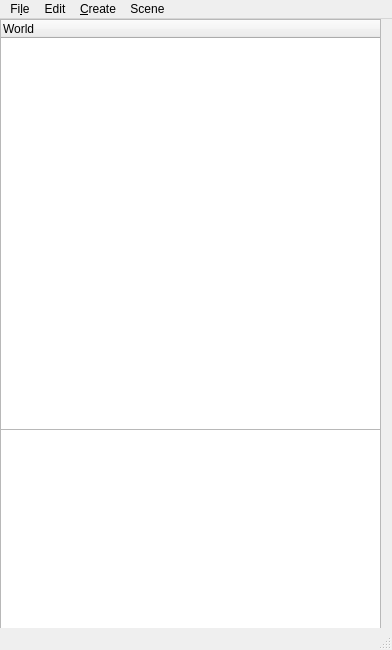
Old version of the form ProjEd/ui/editor.ui in the repository Cvostr/zsgamedit.
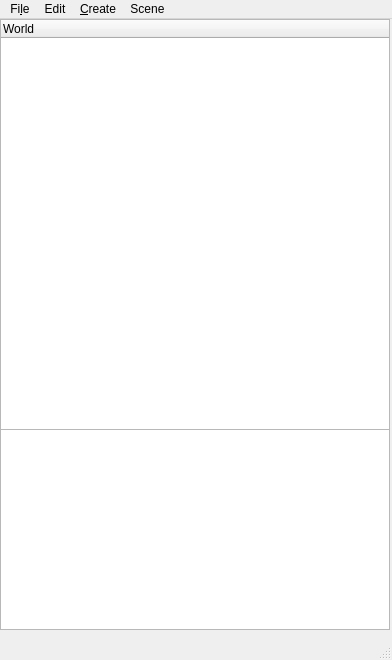
New version of the form. Custom widgets are drawn as their Qt base class.

Commit message: Delete button crash fixed F2 button can now be used to rename files GameView window resizing

Diff of the .ui file:
```diff
--- a/ProjEd/ui/editor.ui
+++ b/ProjEd/ui/editor.ui
@@ -7,7 +7,7 @@
     <x>0</x>
     <y>0</y>
     <width>392</width>
-    <height>650</height>
+    <height>660</height>
    </rect>
   </property>
   <property name="sizePolicy">
@@ -46,7 +46,7 @@
      <rect>
       <x>0</x>
       <y>0</y>
-      <width>381</width>
+      <width>390</width>
       <height>411</height>
      </rect>
     </property>
@@ -81,7 +81,7 @@
      <rect>
       <x>0</x>
       <y>410</y>
-      <width>381</width>
+      <width>390</width>
       <height>201</height>
      </rect>
     </property>
```
The commit also changes 6 other files.
